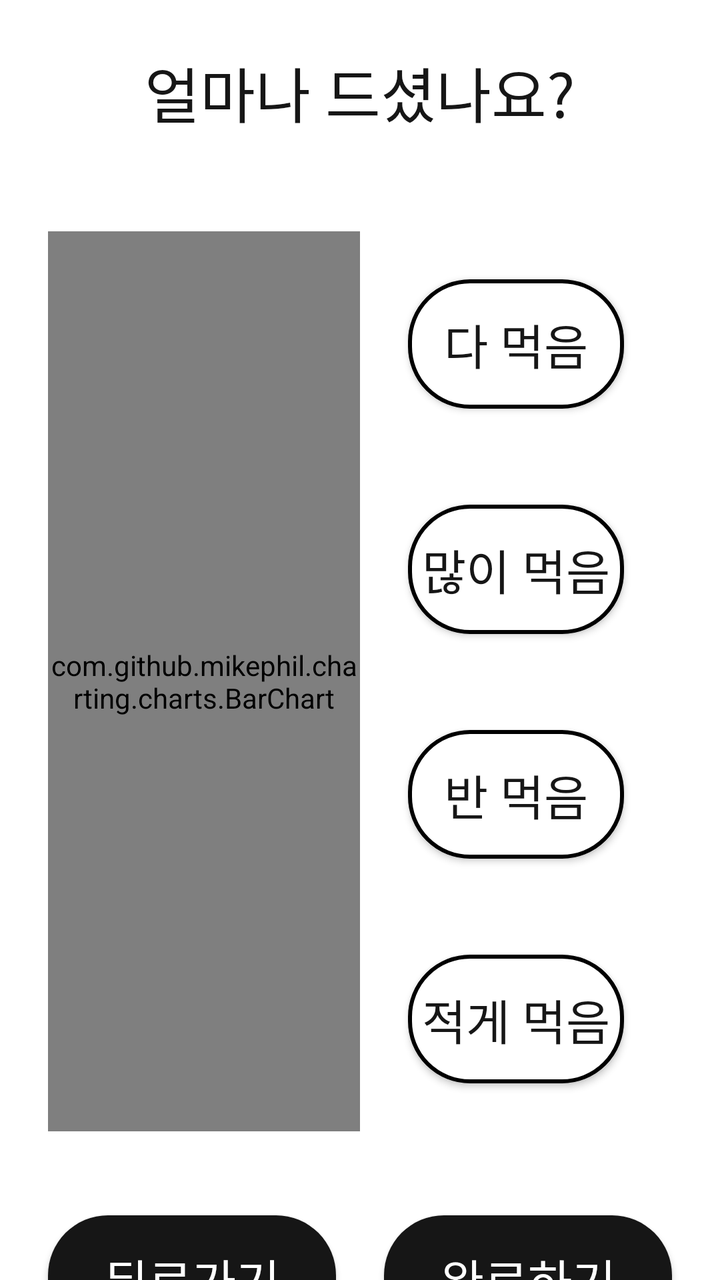
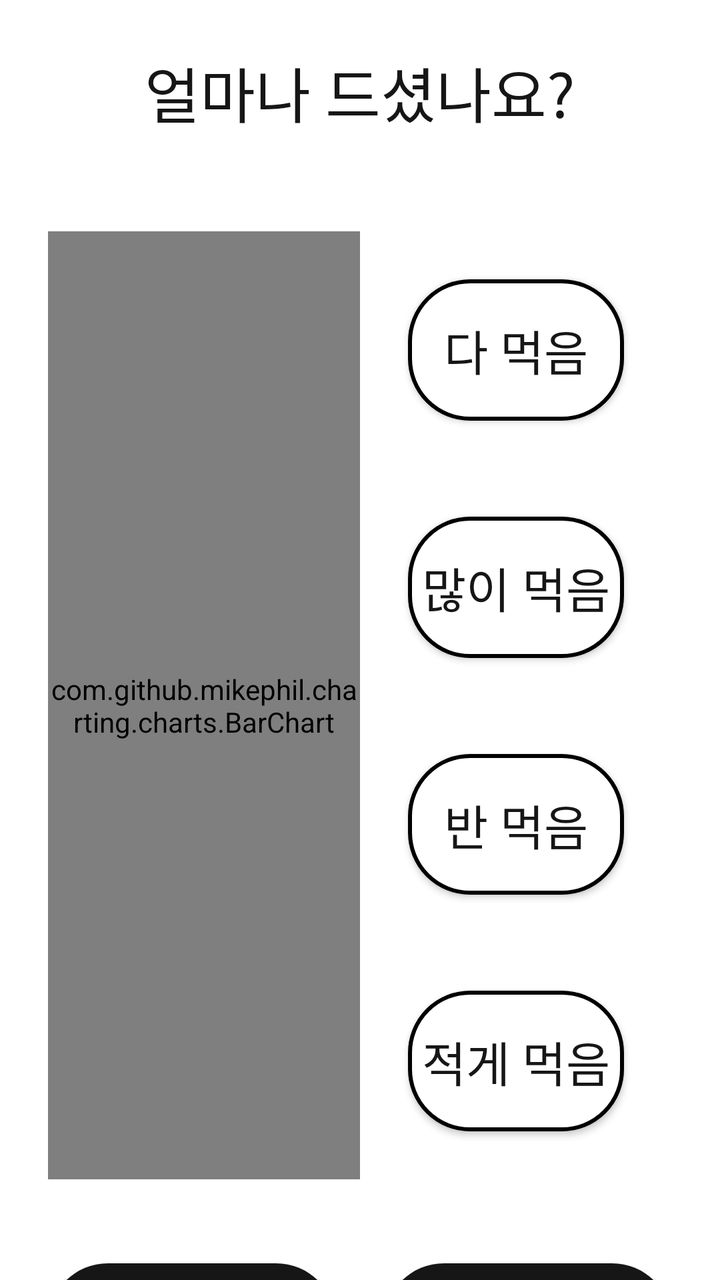

Before-and-after screenshots of an Android layout around one commit, followed by the original layout XML and the change that was made.
<!-- AndroidManifest.xml: application theme Theme.BeYourEyes -->
<!-- res/layout/activity_alert_dialog_intake.xml -->
<?xml version="1.0" encoding="utf-8"?>
<LinearLayout xmlns:android="http://schemas.android.com/apk/res/android"
    xmlns:tools="http://schemas.android.com/tools"
    android:layout_width="match_parent"
    android:layout_height="wrap_content"
    android:background="@drawable/alert_dialog_shape"
    android:orientation="vertical"
    tools:ignore="ExtraText">

    <TextView
        android:id="@+id/title"
        android:layout_width="match_parent"
        android:layout_height="wrap_content"
        android:layout_marginTop="24sp"
        android:layout_marginBottom="24sp"
        android:background="@drawable/alert_dialog_shape"
        android:textAlignment="center"
        android:textColor="@color/black"
        android:text="얼마나 드셨나요?"
        style="@style/title2"/>



    <LinearLayout
        android:layout_width="match_parent"
        android:layout_height="wrap_content"
        android:padding="24dp"
        android:orientation="horizontal">

        <com.github.mikephil.charting.charts.BarChart
            android:id="@+id/horizontalChartIntake"
            android:layout_width="match_parent"
            android:layout_height="450dp"
            android:layout_weight="1"
            android:background="@color/green" />

        <LinearLayout
            android:layout_width="match_parent"
            android:layout_height="match_parent"
            android:layout_weight="1"
            android:orientation="vertical">

            <androidx.appcompat.widget.AppCompatButton
                android:id="@+id/buttonAll"
                style="@style/title3"
                android:layout_width="match_parent"
                android:layout_height="match_parent"
                android:layout_margin="24sp"
                android:layout_weight="1"
                android:background="@drawable/button_default"
                android:text="다 먹음"
                android:textColor="@color/black" />

            <androidx.appcompat.widget.AppCompatButton
                android:id="@+id/buttonLot"
                style="@style/title3"
                android:layout_width="match_parent"
                android:layout_height="match_parent"
                android:layout_margin="24sp"
                android:layout_weight="1"
                android:background="@drawable/button_default"
                android:text="많이 먹음"
                android:textColor="@color/black" />

            <androidx.appcompat.widget.AppCompatButton
                android:id="@+id/buttonHalf"
                style="@style/title3"
                android:layout_width="match_parent"
                android:layout_height="match_parent"
                android:layout_margin="24sp"
                android:layout_weight="1"
                android:background="@drawable/button_default"
                android:text="반 먹음"
                android:textColor="@color/black" />

            <androidx.appcompat.widget.AppCompatButton
                android:id="@+id/buttonLittle"
                style="@style/title3"
                android:layout_width="match_parent"
                android:layout_height="match_parent"
                android:layout_margin="24sp"
                android:layout_weight="1"
                android:background="@drawable/button_default"
                android:text="적게 먹음"
                android:textColor="@color/black" />


        </LinearLayout>


    </LinearLayout>

    <LinearLayout
        android:layout_width="match_parent"
        android:layout_height="100sp"
        android:orientation="horizontal">

        <androidx.appcompat.widget.AppCompatButton
            android:id="@+id/buttonBack"
            android:layout_width="match_parent"
            android:layout_height="64sp"
            android:layout_gravity="center"
            android:layout_marginStart="24sp"
            android:layout_marginEnd="12sp"
            android:layout_weight="1"
            android:text="뒤로가기"
            android:background="@drawable/button_black"
            android:textColor="@color/white"
            style="@style/title3"/>

        <androidx.appcompat.widget.AppCompatButton
            android:id="@+id/buttonSend"
            android:layout_width="match_parent"
            android:layout_height="64sp"
            android:layout_gravity="center"
            android:layout_marginStart="12sp"
            android:layout_marginEnd="24sp"
            android:layout_weight="1"
            android:text="완료하기"
            android:background="@drawable/button_black"
            android:textColor="@color/white"
            style="@style/title3"/>
    </LinearLayout>


</LinearLayout>
<!-- resources referenced by this layout -->
<resources>
  <color name="black">#FF161616</color>
  <color name="green">#FF34CA00</color>
  <color name="white">#FFFFFFFF</color>
  <!-- drawable alert_dialog_shape (drawable) -->
  <?xml version="1.0" encoding="utf-8"?>
  <shape xmlns:android="http://schemas.android.com/apk/res/android">
      <solid android:color="@color/white" />
      <corners android:radius="30dp" />
  </shape>
  <!-- drawable button_black (drawable) -->
  <?xml version="1.0" encoding="utf-8"?>
  <shape xmlns:android="http://schemas.android.com/apk/res/android"
      android:shape="rectangle">
      <solid android:color="@color/black" />
      <corners android:radius="30dp" />
  
  </shape>
  <!-- drawable button_default (drawable) -->
  <?xml version="1.0" encoding="utf-8"?>
  <shape xmlns:android="http://schemas.android.com/apk/res/android"
      android:shape="rectangle">
      <solid android:color="@color/white" />
      <stroke android:width="2sp" />
      <corners android:radius="30dp" />
  
  </shape>
  <style name="title2">
          <item name="android:fontFamily">@font/pretendard700</item>
          <item name="android:textSize">30sp</item>
      </style>
  <style name="title3">
          <item name="android:fontFamily">@font/pretendard600</item>
          <item name="android:textSize">24sp</item>
      </style>
  <style name="Theme.BeYourEyes" parent="Theme.MaterialComponents.DayNight.DarkActionBar">
          
          <item name="colorPrimary">@color/purple_500</item>
          <item name="colorPrimaryVariant">@color/purple_700</item>
          <item name="colorOnPrimary">@color/white</item>
          
          <item name="colorSecondary">@color/teal_200</item>
          <item name="colorSecondaryVariant">@color/teal_700</item>
          <item name="colorOnSecondary">@color/black</item>
          
          <item name="android:statusBarColor">?attr/colorPrimaryVariant</item>
          
  
          
          <item name="windowNoTitle">true</item>
          
          <item name="android:windowFullscreen">true</item>
      </style>
  <color name="purple_500">#FF6200EE</color>
  <color name="purple_700">#FF3700B3</color>
  <color name="teal_200">#FF03DAC5</color>
  <color name="teal_700">#FF018786</color>
</resources>

<!-- the commit's change to res/layout/activity_alert_dialog_intake.xml (unified diff, before → after) -->
@@ -27,12 +27,51 @@
         android:padding="24dp"
         android:orientation="horizontal">
 
-        <com.github.mikephil.charting.charts.BarChart
-            android:id="@+id/horizontalChartIntake"
+        <FrameLayout
             android:layout_width="match_parent"
-            android:layout_height="450dp"
-            android:layout_weight="1"
-            android:background="@color/green" />
+            android:layout_height="match_parent"
+            android:layout_weight="1">
+
+            <com.github.mikephil.charting.charts.BarChart
+                android:id="@+id/horizontalChartIntake"
+                android:layout_width="match_parent"
+                android:layout_height="474dp"
+                android:layout_weight="1" />
+
+            <View
+                android:id="@+id/view1"
+                android:layout_width="wrap_content"
+                android:layout_height="111dp"
+                android:layout_marginTop="15dp"
+                android:layout_marginStart="15dp"
+                android:layout_marginEnd="15dp"
+                android:background="@drawable/intake_bar_shape"/>
+            <View
+                android:id="@+id/view2"
+                android:layout_width="wrap_content"
+                android:layout_height="111dp"
+                android:layout_marginTop="126dp"
+                android:layout_marginStart="15dp"
+                android:layout_marginEnd="15dp"
+                android:background="@drawable/intake_bar_shape"/>
+            <View
+                android:id="@+id/view3"
+                android:layout_width="wrap_content"
+                android:layout_height="111dp"
+                android:layout_marginTop="237dp"
+                android:layout_marginStart="15dp"
+                android:layout_marginEnd="15dp"
+                android:background="@drawable/intake_bar_shape"/>
+            <View
+                android:id="@+id/view4"
+                android:layout_width="wrap_content"
+                android:layout_height="111dp"
+                android:layout_marginTop="348dp"
+                android:layout_marginStart="15dp"
+                android:layout_marginEnd="15dp"
+                android:background="@drawable/intake_bar_shape"/>
+
+        </FrameLayout>
 
         <LinearLayout
             android:layout_width="match_parent"
<!-- resource entries referenced after the edit -->
@@ -1,7 +1,6 @@
 <!-- resources referenced by this layout -->
 <resources>
   <color name="black">#FF161616</color>
-  <color name="green">#FF34CA00</color>
   <color name="white">#FFFFFFFF</color>
   <!-- drawable alert_dialog_shape (drawable) -->
   <?xml version="1.0" encoding="utf-8"?>
@@ -25,6 +24,12 @@
       <stroke android:width="2sp" />
       <corners android:radius="30dp" />
   
+  </shape>
+  <!-- drawable intake_bar_shape (drawable) -->
+  <?xml version="1.0" encoding="utf-8"?>
+  <shape xmlns:android="http://schemas.android.com/apk/res/android">
+      <solid android:color="@color/transparent" />
+      <corners android:radius="50dp" />
   </shape>
   <style name="title2">
           <item name="android:fontFamily">@font/pretendard700</item>
@@ -52,6 +57,7 @@
           
           <item name="android:windowFullscreen">true</item>
       </style>
+  <color name="transparent">#00FFFFFF</color>
   <color name="purple_500">#FF6200EE</color>
   <color name="purple_700">#FF3700B3</color>
   <color name="teal_200">#FF03DAC5</color>
